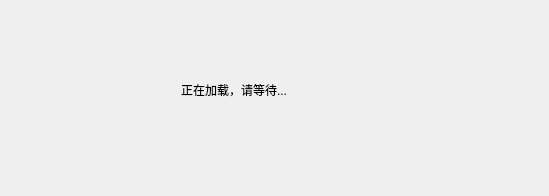
This is LoadingPage.ui in FunnyAWM/MusicSyncTool as Qt 5 draws it before an edit. The edited form follows.
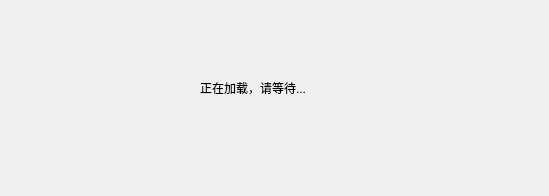
This is the edited form.

Diff of the .ui file:
```diff
--- a/LoadingPage.ui
+++ b/LoadingPage.ui
@@ -13,24 +13,18 @@
   <property name="windowTitle">
    <string>LoadingPage</string>
   </property>
-  <widget class="QWidget" name="gridLayoutWidget">
+  <widget class="QLabel" name="label">
    <property name="geometry">
     <rect>
-     <x>170</x>
-     <y>50</y>
-     <width>160</width>
-     <height>80</height>
+     <x>200</x>
+     <y>80</y>
+     <width>151</width>
+     <height>16</height>
     </rect>
    </property>
-   <layout class="QGridLayout" name="gridLayout">
-    <item row="0" column="0" alignment="">
-     <widget class="QLabel" name="label">
       <property name="text">
        <string>正在加载，请等待...</string>
       </property>
-     </widget>
-    </item>
-   </layout>
   </widget>
  </widget>
  <layoutdefault spacing="6" margin="11"/>
```
Lines whose indentation alone changed are shown as unchanged.
